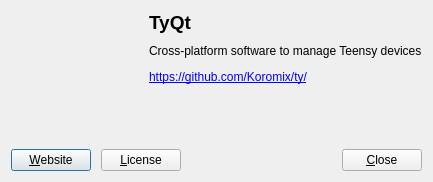
First picture: the form in tyqt/about_dialog.ui, repository Koromix/tytools, before the edit.
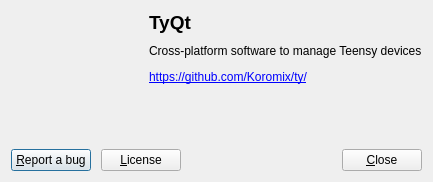
Second picture: the form after the edit. Icons and pictures are not drawn.

Commit message: Replace website with bug button in About dialog

The edit to the form file:
```diff
--- a/tyqt/about_dialog.ui
+++ b/tyqt/about_dialog.ui
@@ -107,7 +107,7 @@
      <item>
       <widget class="QPushButton" name="websiteButton">
        <property name="text">
-        <string>&amp;Website</string>
+        <string>&amp;Report a bug</string>
        </property>
       </widget>
      </item>
```
Left out of the diff: 2 changed lines with no effect on the pictures. The commit also changes 2 other files.
